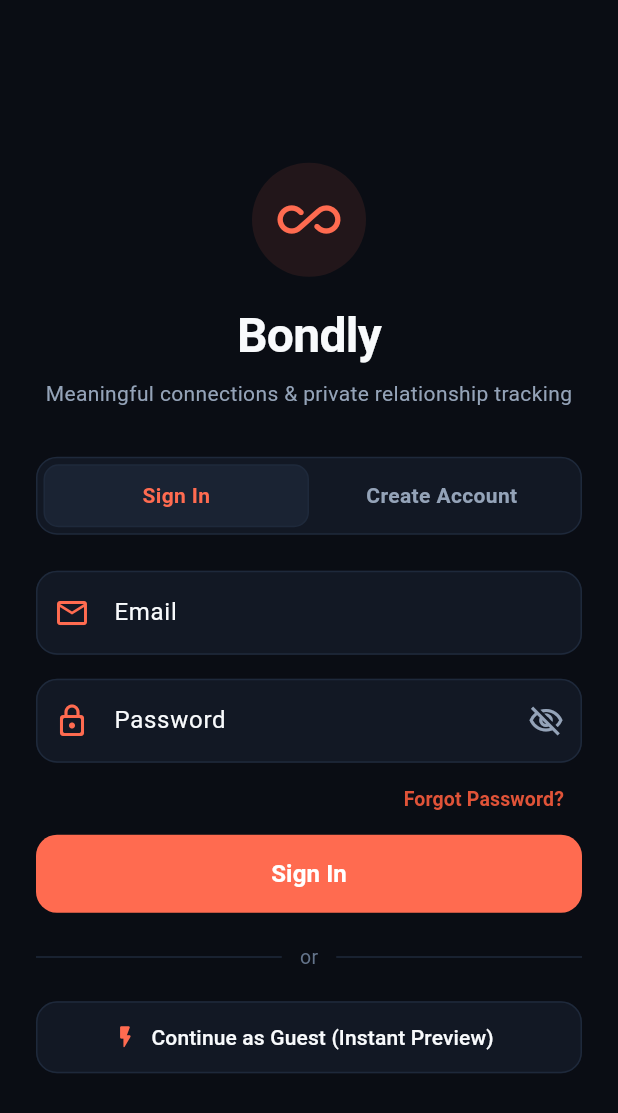
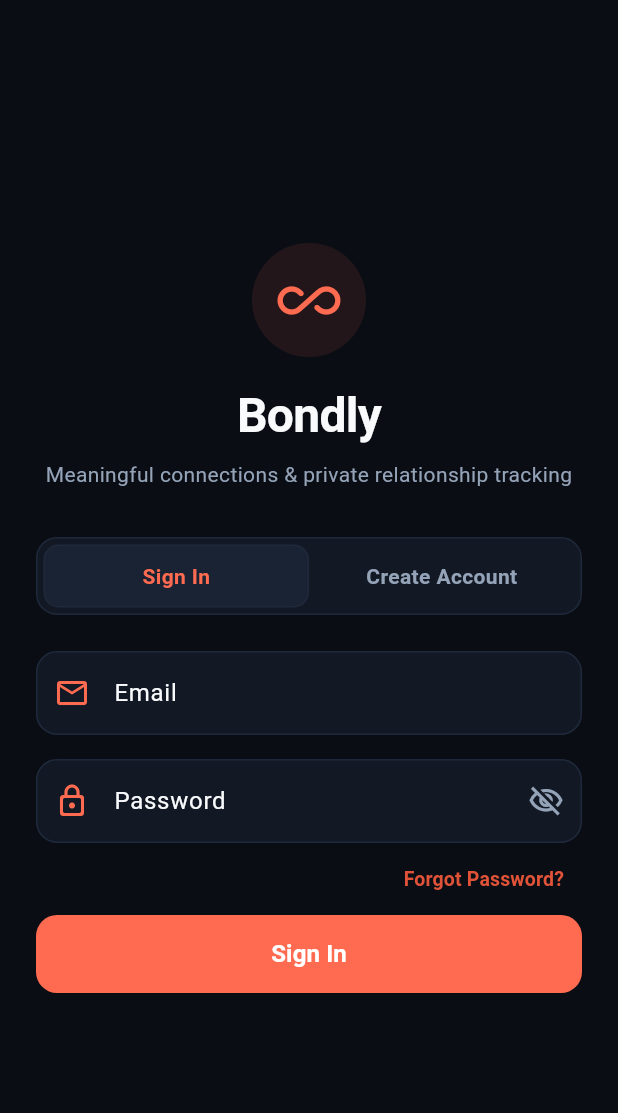
Before and after one commit to Mesfin-Getahun/Bondly, a Flutter app: the screen it shows after launch, on a phone screen of 412 x 824 dp. Shown: the top 1113 px of the screen. Run offline on Flutter 3.47's test engine with Material 3 defaults, Android fonts, the light colour scheme and no system bars; our stand-ins replace cloud_firestore, firebase_auth, firebase_core; accounts and stored records are empty.

Commit message:
fix(ui): remove guest mode from auth and fix overlapping action buttons on mobile

```diff
--- a/app/lib/features/auth/presentation/pages/auth_page.dart
+++ b/app/lib/features/auth/presentation/pages/auth_page.dart
@@ -381,49 +381,6 @@ class _AuthPageState extends State<AuthPage> {
                                   ),
                           ),
                         ),
-                        const SizedBox(height: 20),
-
-                        // Divider
-                        Row(
-                          children: [
-                            Expanded(child: Divider(color: AppColors.border)),
-                            const Padding(
-                              padding: EdgeInsets.symmetric(horizontal: 12),
-                              child: Text(
-                                'or',
-                                style: TextStyle(
-                                  fontSize: 13,
-                                  color: AppColors.microLabel,
-                                ),
-                              ),
-                            ),
-                            Expanded(child: Divider(color: AppColors.border)),
-                          ],
-                        ),
-                        const SizedBox(height: 20),
-
-                        // Guest / Quick Access Button
-                        SizedBox(
-                          height: 48,
-                          child: OutlinedButton.icon(
-                            onPressed: widget.controller.isLoading
-                                ? null
-                                : () => widget.controller.signInAnonymously(),
-                            style: OutlinedButton.styleFrom(
-                              foregroundColor: AppColors.textPrimary,
-                              backgroundColor: AppColors.surface,
-                              side: const BorderSide(color: AppColors.border, width: 1),
-                              shape: RoundedRectangleBorder(
-                                borderRadius: BorderRadius.circular(14),
-                              ),
-                            ),
-                            icon: const Icon(Icons.flash_on_rounded, color: AppColors.primary),
-                            label: const Text(
-                              'Continue as Guest (Instant Preview)',
-                              style: TextStyle(fontWeight: FontWeight.w500),
-                            ),
-                          ),
-                        ),
                       ],
                     ),
                   );
```
Also changed, not shown: app/lib/features/connections/presentation/pages/connections_page.dart (+14 -6 lines), app/lib/features/messaging/presentation/pages/messaging_page.dart (+14 -6 lines), app/lib/features/relationships/presentation/pages/relationships_page.dart (+10 -2 lines), 2 other files.
